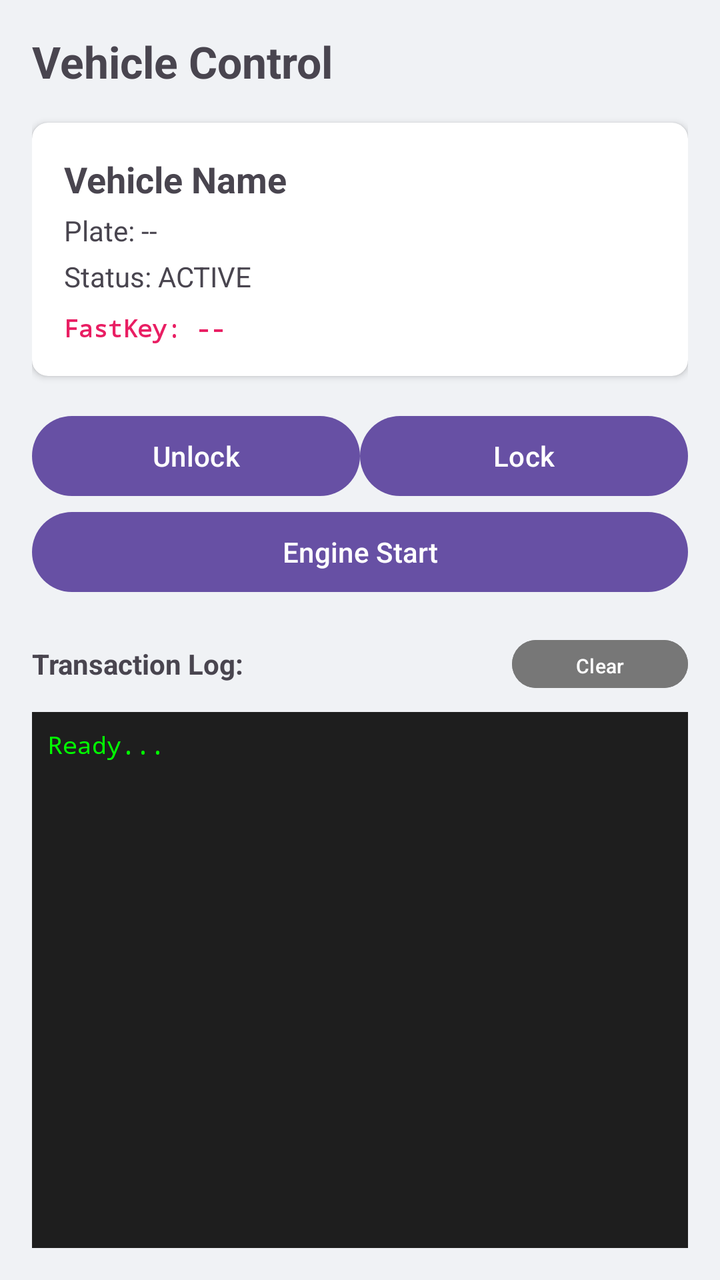
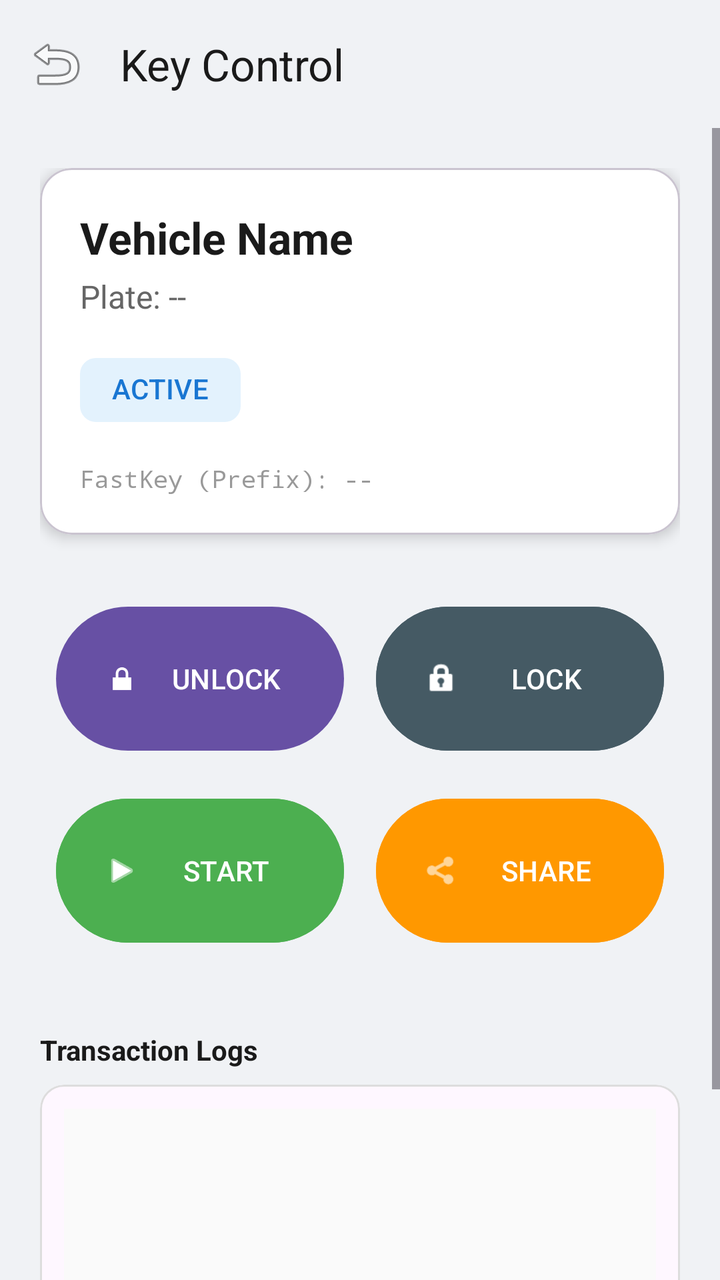

Screens rendered from an Android XML layout before and after an edit, with the pre-edit source and the edit as a unified diff.
<!-- AndroidManifest.xml: application theme Theme._100_BasicCrypto -->
<!-- res/layout/activity_control.xml -->
<?xml version="1.0" encoding="utf-8"?>
<LinearLayout xmlns:android="http://schemas.android.com/apk/res/android"
    xmlns:app="http://schemas.android.com/apk/res-auto"
    android:layout_width="match_parent"
    android:layout_height="match_parent"
    android:orientation="vertical"
    android:padding="16dp"
    android:background="#F0F2F5"
    android:fitsSystemWindows="true">

    <TextView
        android:id="@+id/tv_control_title"
        android:layout_width="wrap_content"
        android:layout_height="wrap_content"
        android:text="Vehicle Control"
        android:textSize="22sp"
        android:textStyle="bold" />

    <androidx.cardview.widget.CardView
        android:layout_width="match_parent"
        android:layout_height="wrap_content"
        android:layout_marginTop="16dp"
        android:layout_marginBottom="16dp"
        app:cardCornerRadius="8dp">

        <LinearLayout
            android:layout_width="match_parent"
            android:layout_height="wrap_content"
            android:orientation="vertical"
            android:padding="16dp">

            <TextView
                android:id="@+id/tv_detail_name"
                android:layout_width="wrap_content"
                android:layout_height="wrap_content"
                android:text="Vehicle Name"
                android:textSize="18sp"
                android:textStyle="bold" />

            <TextView
                android:id="@+id/tv_detail_plate"
                android:layout_width="wrap_content"
                android:layout_height="wrap_content"
                android:text="Plate: --"
                android:layout_marginTop="4dp" />

            <TextView
                android:id="@+id/tv_detail_status"
                android:layout_width="wrap_content"
                android:layout_height="wrap_content"
                android:text="Status: ACTIVE"
                android:layout_marginTop="4dp" />

            <TextView
                android:id="@+id/tv_detail_fastkey"
                android:layout_width="wrap_content"
                android:layout_height="wrap_content"
                android:text="FastKey: --"
                android:layout_marginTop="8dp"
                android:fontFamily="monospace"
                android:textColor="#E91E63"
                android:textStyle="bold"
                android:textSize="12sp" />
        </LinearLayout>
    </androidx.cardview.widget.CardView>

    <GridLayout
        android:layout_width="match_parent"
        android:layout_height="wrap_content"
        android:columnCount="2"
        android:rowCount="2"
        android:alignmentMode="alignMargins">

        <Button
            android:id="@+id/btn_control_unlock"
            android:layout_width="0dp"
            android:layout_columnWeight="1"
            android:text="Unlock" />

        <Button
            android:id="@+id/btn_control_lock"
            android:layout_width="0dp"
            android:layout_columnWeight="1"
            android:text="Lock" />

        <Button
            android:id="@+id/btn_control_start"
            android:layout_width="match_parent"
            android:layout_rowWeight="1"
            android:layout_columnSpan="2"
            android:text="Engine Start" />
    </GridLayout>

    <RelativeLayout
        android:layout_width="match_parent"
        android:layout_height="wrap_content"
        android:layout_marginTop="16dp">

        <TextView
            android:layout_width="wrap_content"
            android:layout_height="wrap_content"
            android:text="Transaction Log:"
            android:textStyle="bold"
            android:layout_centerVertical="true"/>

        <Button
            android:id="@+id/btn_clear_control_log"
            android:layout_width="wrap_content"
            android:layout_height="32dp"
            android:layout_alignParentEnd="true"
            android:backgroundTint="#777777"
            android:text="Clear"
            android:textSize="10sp"
            android:paddingHorizontal="8dp" />
    </RelativeLayout>

    <ScrollView
        android:layout_width="match_parent"
        android:layout_height="0dp"
        android:layout_weight="1"
        android:background="#1E1E1E"
        android:layout_marginTop="8dp"
        android:padding="8dp">

        <TextView
            android:id="@+id/tv_control_log"
            android:layout_width="match_parent"
            android:layout_height="wrap_content"
            android:fontFamily="monospace"
            android:text="Ready..."
            android:textColor="#00FF00"
            android:textSize="12sp" />
    </ScrollView>

</LinearLayout>
<!-- resources referenced by this layout -->
<resources>
  <style name="Theme._100_BasicCrypto" parent="Base.Theme._100_BasicCrypto" />
  <style name="Base.Theme._100_BasicCrypto" parent="Theme.Material3.DayNight.NoActionBar">
          
          
      </style>
</resources>

<!-- the commit's change to res/layout/activity_control.xml (unified diff, before → after) -->
@@ -1,135 +1,186 @@
 <?xml version="1.0" encoding="utf-8"?>
-<LinearLayout xmlns:android="http://schemas.android.com/apk/res/android"
+<androidx.constraintlayout.widget.ConstraintLayout xmlns:android="http://schemas.android.com/apk/res/android"
     xmlns:app="http://schemas.android.com/apk/res-auto"
+    xmlns:tools="http://schemas.android.com/tools"
     android:layout_width="match_parent"
     android:layout_height="match_parent"
-    android:orientation="vertical"
-    android:padding="16dp"
     android:background="#F0F2F5"
     android:fitsSystemWindows="true">
 
-    <TextView
-        android:id="@+id/tv_control_title"
-        android:layout_width="wrap_content"
-        android:layout_height="wrap_content"
-        android:text="Vehicle Control"
-        android:textSize="22sp"
-        android:textStyle="bold" />
-
-    <androidx.cardview.widget.CardView
+    <com.google.android.material.appbar.AppBarLayout
+        android:id="@+id/appbar_control"
         android:layout_width="match_parent"
         android:layout_height="wrap_content"
-        android:layout_marginTop="16dp"
-        android:layout_marginBottom="16dp"
-        app:cardCornerRadius="8dp">
+        android:background="@android:color/transparent"
+        app:elevation="0dp"
+        app:layout_constraintTop_toTopOf="parent">
+
+        <com.google.android.material.appbar.MaterialToolbar
+            android:id="@+id/toolbar_control"
+            android:layout_width="match_parent"
+            android:layout_height="?attr/actionBarSize"
+            app:navigationIcon="@android:drawable/ic_menu_revert"
+            app:title="Key Control"
+            app:titleTextColor="#1A1A1A" />
+    </com.google.android.material.appbar.AppBarLayout>
+
+    <ScrollView
+        android:layout_width="match_parent"
+        android:layout_height="0dp"
+        app:layout_constraintTop_toBottomOf="@id/appbar_control"
+        app:layout_constraintBottom_toBottomOf="parent">
 
         <LinearLayout
             android:layout_width="match_parent"
             android:layout_height="wrap_content"
             android:orientation="vertical"
-            android:padding="16dp">
+            android:padding="20dp">
+
+            <com.google.android.material.card.MaterialCardView
+                android:layout_width="match_parent"
+                android:layout_height="wrap_content"
+                app:cardCornerRadius="16dp"
+                app:cardElevation="4dp"
+                app:cardBackgroundColor="@android:color/white">
+
+                <LinearLayout
+                    android:layout_width="match_parent"
+                    android:layout_height="wrap_content"
+                    android:orientation="vertical"
+                    android:padding="20dp">
+
+                    <TextView
+                        android:id="@+id/tv_detail_name"
+                        android:layout_width="wrap_content"
+                        android:layout_height="wrap_content"
+                        android:text="Vehicle Name"
+                        android:textSize="22sp"
+                        android:textStyle="bold"
+                        android:textColor="#1A1A1A" />
+
+                    <TextView
+                        android:id="@+id/tv_detail_plate"
+                        android:layout_width="wrap_content"
+                        android:layout_height="wrap_content"
+                        android:layout_marginTop="4dp"
+                        android:text="Plate: --"
+                        android:textSize="16sp"
+                        android:textColor="#666666" />
+
+                    <com.google.android.material.chip.Chip
+                        android:id="@+id/tv_detail_status"
+                        android:layout_width="wrap_content"
+                        android:layout_height="wrap_content"
+                        android:layout_marginTop="12dp"
+                        android:text="ACTIVE"
+                        app:chipBackgroundColor="#E3F2FD"
+                        app:chipStrokeWidth="0dp"
+                        android:textColor="#1976D2"
+                        android:textStyle="bold" />
+
+                    <TextView
+                        android:id="@+id/tv_detail_fastkey"
+                        android:layout_width="wrap_content"
+                        android:layout_height="wrap_content"
+                        android:layout_marginTop="12dp"
+                        android:text="FastKey (Prefix): --"
+                        android:textSize="12sp"
+                        android:fontFamily="monospace"
+                        android:textColor="#999999" />
+                </LinearLayout>
+            </com.google.android.material.card.MaterialCardView>
+
+            <GridLayout
+                android:layout_width="match_parent"
+                android:layout_height="wrap_content"
+                android:layout_marginTop="24dp"
+                android:columnCount="2"
+                android:rowCount="2">
+
+                <Button
+                    android:id="@+id/btn_control_unlock"
+                    android:layout_width="0dp"
+                    android:layout_height="80dp"
+                    android:layout_columnWeight="1"
+                    android:layout_margin="8dp"
+                    android:text="UNLOCK"
+                    app:icon="@android:drawable/ic_lock_lock" />
+
+                <Button
+                    android:id="@+id/btn_control_lock"
+                    android:layout_width="0dp"
+                    android:layout_height="80dp"
+                    android:layout_columnWeight="1"
+                    android:layout_margin="8dp"
+                    android:text="LOCK"
+                    android:backgroundTint="#455A64"
+                    app:icon="@android:drawable/ic_lock_idle_lock" />
+
+                <Button
+                    android:id="@+id/btn_control_start"
+                    android:layout_width="0dp"
+                    android:layout_height="80dp"
+                    android:layout_columnWeight="1"
+                    android:layout_margin="8dp"
+                    android:text="START"
+                    android:backgroundTint="#4CAF50"
+                    app:icon="@android:drawable/ic_media_play" />
+
+                <Button
+                    android:id="@+id/btn_control_share"
+                    android:layout_width="0dp"
+                    android:layout_height="80dp"
+                    android:layout_columnWeight="1"
+                    android:layout_margin="8dp"
+                    android:text="SHARE"
+                    android:backgroundTint="#FF9800"
+                    app:icon="@android:drawable/ic_menu_share" />
+
+            </GridLayout>
 
             <TextView
-                android:id="@+id/tv_detail_name"
                 android:layout_width="wrap_content"
                 android:layout_height="wrap_content"
-                android:text="Vehicle Name"
-                android:textSize="18sp"
-                android:textStyle="bold" />
+                android:layout_marginTop="32dp"
+                android:text="Transaction Logs"
+                android:textStyle="bold"
+                android:textColor="#1A1A1A" />
 
-            <TextView
-                android:id="@+id/tv_detail_plate"
-                android:layout_width="wrap_content"
+            <com.google.android.material.card.MaterialCardView
+                android:layout_width="match_parent"
                 android:layout_height="wrap_content"
-                android:text="Plate: --"
-                android:layout_marginTop="4dp" />
+                android:layout_marginTop="8dp"
+                app:cardCornerRadius="12dp"
+                app:strokeWidth="1dp"
+                app:strokeColor="#DDDDDD">
 
-            <TextView
-                android:id="@+id/tv_detail_status"
-                android:layout_width="wrap_content"
-                android:layout_height="wrap_content"
-                android:text="Status: ACTIVE"
-                android:layout_marginTop="4dp" />
+                <LinearLayout
+                    android:layout_width="match_parent"
+                    android:layout_height="wrap_content"
+                    android:orientation="vertical"
+                    android:padding="12dp">
 
-            <TextView
-                android:id="@+id/tv_detail_fastkey"
-                android:layout_width="wrap_content"
-                android:layout_height="wrap_content"
-                android:text="FastKey: --"
-                android:layout_marginTop="8dp"
-                android:fontFamily="monospace"
-                android:textColor="#E91E63"
-                android:textStyle="bold"
-                android:textSize="12sp" />
+                    <TextView
+                        android:id="@+id/tv_control_log"
+                        android:layout_width="match_parent"
+                        android:layout_height="120dp"
+                        android:background="#FAFAFA"
+                        android:padding="8dp"
+                        android:textSize="11sp"
+                        android:fontFamily="monospace"
+                        android:scrollbars="vertical" />
+
+                    <Button
+                        android:id="@+id/btn_clear_control_log"
+                        style="?attr/borderlessButtonStyle"
+                        android:layout_width="wrap_content"
+                        android:layout_height="wrap_content"
+                        android:layout_gravity="end"
+                        android:text="Clear Log"
+                        android:textSize="12sp"
+                        android:textColor="#F44336" />
+                </LinearLayout>
+            </com.google.android.material.card.MaterialCardView>
         </LinearLayout>
-    </androidx.cardview.widget.CardView>
-
-    <GridLayout
-        android:layout_width="match_parent"
-        android:layout_height="wrap_content"
-        android:columnCount="2"
-        android:rowCount="2"
-        android:alignmentMode="alignMargins">
-
-        <Button
-            android:id="@+id/btn_control_unlock"
-            android:layout_width="0dp"
-            android:layout_columnWeight="1"
-            android:text="Unlock" />
-
-        <Button
-            android:id="@+id/btn_control_lock"
-            android:layout_width="0dp"
-            android:layout_columnWeight="1"
-            android:text="Lock" />
-
-        <Button
-            android:id="@+id/btn_control_start"
-            android:layout_width="match_parent"
-            android:layout_rowWeight="1"
-            android:layout_columnSpan="2"
-            android:text="Engine Start" />
-    </GridLayout>
-
-    <RelativeLayout
-        android:layout_width="match_parent"
-        android:layout_height="wrap_content"
-        android:layout_marginTop="16dp">
-
-        <TextView
-            android:layout_width="wrap_content"
-            android:layout_height="wrap_content"
-            android:text="Transaction Log:"
-            android:textStyle="bold"
-            android:layout_centerVertical="true"/>
-
-        <Button
-            android:id="@+id/btn_clear_control_log"
-            android:layout_width="wrap_content"
-            android:layout_height="32dp"
-            android:layout_alignParentEnd="true"
-            android:backgroundTint="#777777"
-            android:text="Clear"
-            android:textSize="10sp"
-            android:paddingHorizontal="8dp" />
-    </RelativeLayout>
-
-    <ScrollView
-        android:layout_width="match_parent"
-        android:layout_height="0dp"
-        android:layout_weight="1"
-        android:background="#1E1E1E"
-        android:layout_marginTop="8dp"
-        android:padding="8dp">
-
-        <TextView
-            android:id="@+id/tv_control_log"
-            android:layout_width="match_parent"
-            android:layout_height="wrap_content"
-            android:fontFamily="monospace"
-            android:text="Ready..."
-            android:textColor="#00FF00"
-            android:textSize="12sp" />
     </ScrollView>
-
-</LinearLayout>
+</androidx.constraintlayout.widget.ConstraintLayout>
